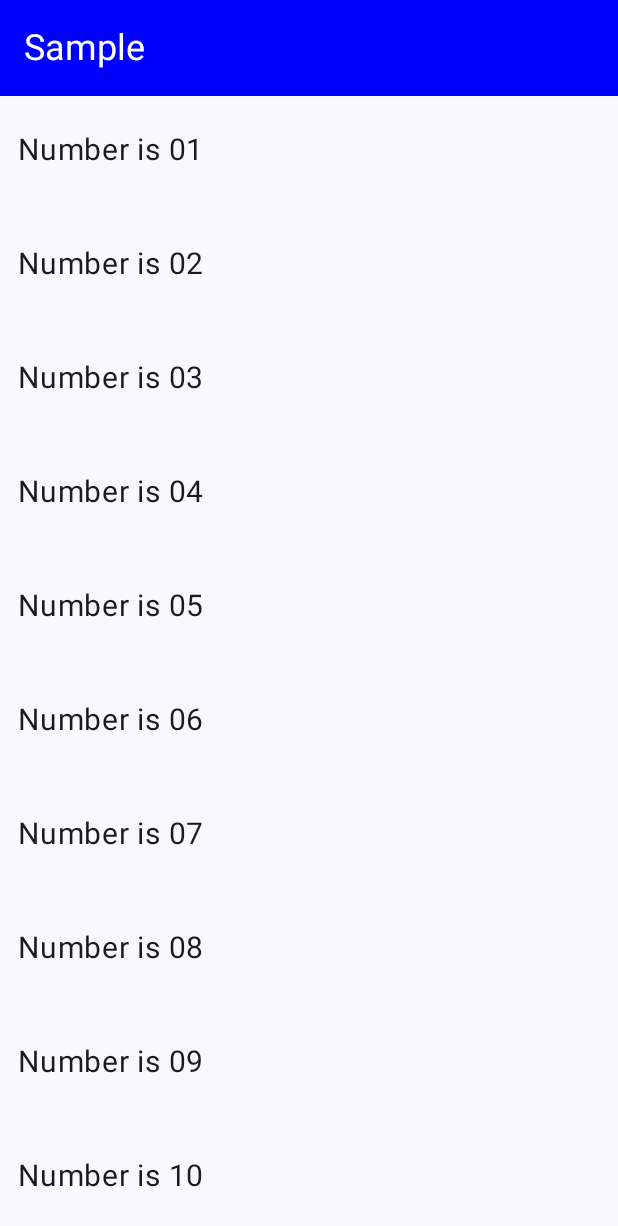
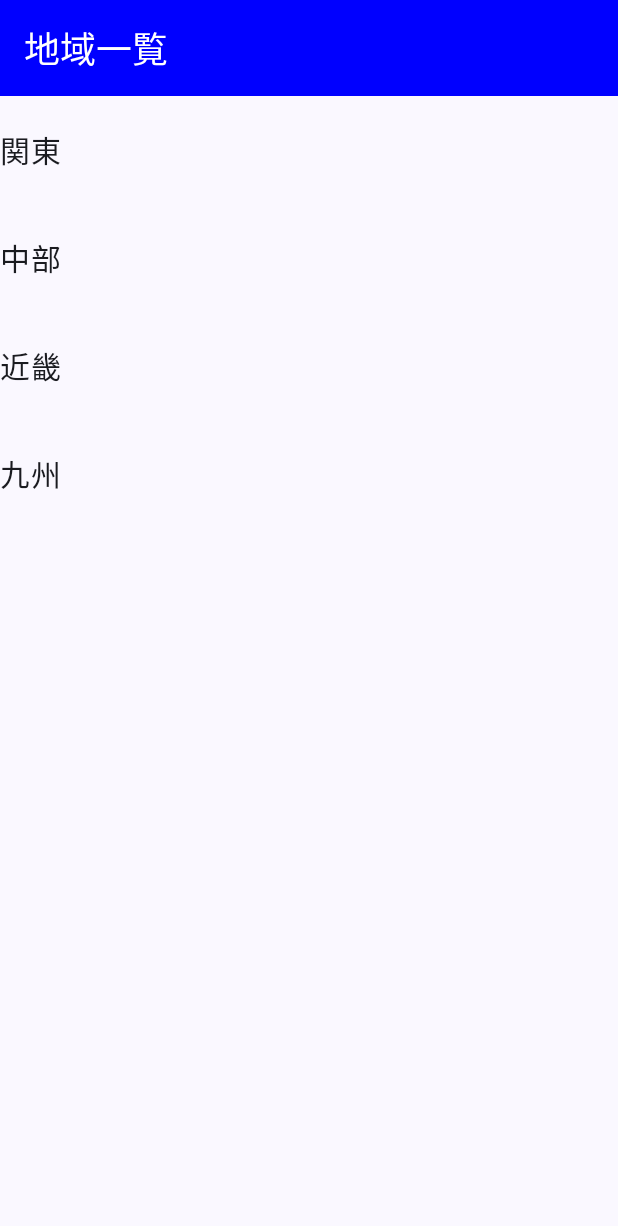
Before and after one commit to outerlet/StationInfoApp, an Android app built with Jetpack Compose: the @Preview function GreetingPreview, on a phone screen of 412 x 824 dp. Shown: the top 1226 px of the screen. Run offline under Robolectric (Android 15) with nearby library versions, the phone set to English and light mode, and no system bars; our stand-ins replace Dagger/Hilt's generated code, Timber, livedata-compose.

Commit message:
選択状況に応じたリストを出すための修正

```diff
--- /dev/null
+++ b/app/src/main/java/jp/craftman1take/stationinfoapp/data/PresentList.kt
@@ -0,0 +1,24 @@
+package jp.craftman1take.stationinfoapp.data
+
+data class PresentList(
+    val areaList: List<Entity.Area>? = null,
+    val prefectureList: List<Entity.Prefecture>? = null,
+    val lineList: List<Entity.Line>? = null,
+    val stationList: List<Entity.Station>? = null,
+) {
+    constructor() : this(
+        areaList = null,
+        prefectureList = null,
+        lineList = null,
+        stationList = null,
+    )
+
+    val title: String
+        get() = when {
+            stationList != null -> "駅一覧"
+            lineList != null -> "路線一覧"
+            prefectureList != null -> "都道府県一覧"
+            areaList != null -> "地域一覧"
+            else -> ""
+        }
+}
--- a/app/src/main/java/jp/craftman1take/stationinfoapp/ui/MainActivity.kt
+++ b/app/src/main/java/jp/craftman1take/stationinfoapp/ui/MainActivity.kt
@@ -5,13 +5,8 @@ import androidx.activity.ComponentActivity
 import androidx.activity.compose.setContent
 import androidx.activity.enableEdgeToEdge
 import androidx.activity.viewModels
-import androidx.compose.foundation.layout.Arrangement
-import androidx.compose.foundation.layout.Box
 import androidx.compose.foundation.layout.fillMaxSize
-import androidx.compose.foundation.layout.height
 import androidx.compose.foundation.layout.padding
-import androidx.compose.foundation.lazy.LazyColumn
-import androidx.compose.foundation.lazy.items
 import androidx.compose.material3.ExperimentalMaterial3Api
 import androidx.compose.material3.Scaffold
 import androidx.compose.material3.Surface
@@ -20,17 +15,19 @@ import androidx.compose.material3.TopAppBar
 import androidx.compose.material3.TopAppBarDefaults
 import androidx.compose.runtime.Composable
 import androidx.compose.runtime.livedata.observeAsState
-import androidx.compose.ui.Alignment
 import androidx.compose.ui.Modifier
 import androidx.compose.ui.graphics.Color
 import androidx.compose.ui.tooling.preview.Preview
-import androidx.compose.ui.unit.dp
 import androidx.compose.ui.unit.sp
-import androidx.constraintlayout.compose.ConstraintLayout
-import androidx.constraintlayout.compose.Dimension
 import dagger.hilt.android.AndroidEntryPoint
+import jp.craftman1take.stationinfoapp.data.Entity
+import jp.craftman1take.stationinfoapp.data.PresentList
+import jp.craftman1take.stationinfoapp.data.sampleAreaList
+import jp.craftman1take.stationinfoapp.ui.composable.AreaList
 import jp.craftman1take.stationinfoapp.ui.theme.StationInfoAppTheme
 import jp.craftman1take.stationinfoapp.viewmodel.MainViewModel
+import timber.log.Timber
+import kotlin.reflect.typeOf
 
 @AndroidEntryPoint
 class MainActivity : ComponentActivity() {
@@ -43,14 +40,14 @@ class MainActivity : ComponentActivity() {
         setContent {
             StationInfoAppTheme {
                 Surface {
-                    val title = viewModel.title.observeAsState(initial = "")
-                    val areaList = viewModel.areaList.observeAsState(initial = emptyList())
+                    val presentList = viewModel.presentList.observeAsState()
 
                     MainContent(
                         modifier = Modifier.fillMaxSize(),
-                        title = title.value,
-                        textList = areaList.value.map { it.name },
-                    )
+                        presentList = presentList.value,
+                    ) {
+                        Timber.d("${it.name} is clicked.")
+                    }
                 }
             }
         }
@@ -63,8 +60,8 @@ class MainActivity : ComponentActivity() {
 @Composable
 fun MainContent(
     modifier: Modifier = Modifier,
-    title: String = "",
-    textList: List<String> = emptyList(),
+    presentList: PresentList? = null,
+    onClick: (Entity) -> Unit = {}
 ) {
     Scaffold(
         topBar = {
@@ -76,42 +73,23 @@ fun MainContent(
                 title = {
                     Text(
                         fontSize = 24.sp,
-                        text = title,
+                        text = presentList?.title ?: "",
                     )
                 },
             )
         },
         modifier = modifier,
     ) { innerPadding ->
-        ConstraintLayout(
-            modifier = Modifier
-                .fillMaxSize()
-                .padding(innerPadding)
-        ) {
-            val textRef = createRef()
-
-            LazyColumn(
-                modifier = Modifier.constrainAs(textRef) {
-                    width = Dimension.matchParent
-                    height = Dimension.fillToConstraints
-                    top.linkTo(parent.top)
-                    bottom.linkTo(parent.bottom)
-                },
-                verticalArrangement = Arrangement.spacedBy(4.dp)
-            ) {
-                items(textList, key = { it }) {
-                    Box(
-                        contentAlignment = Alignment.CenterStart,
+        if (presentList != null) {
+            when {
+                presentList.areaList != null -> {
+                    AreaList(
                         modifier = Modifier
-                            .fillParentMaxWidth()
-                            .height(72.dp)
-                            .padding(horizontal = 12.dp),
-                    ) {
-                        Text(
-                            fontSize = 20.sp,
-                            text = it,
-                        )
-                    }
+                            .fillMaxSize()
+                            .padding(innerPadding),
+                        areaList = presentList.areaList,
+                        onClick = { onClick(it) },
+                    )
                 }
             }
         }
@@ -124,8 +102,9 @@ fun GreetingPreview() {
     StationInfoAppTheme {
         MainContent(
             modifier = Modifier.fillMaxSize(),
-            title = "Sample",
-            textList = (1..10).map { "Number is %02d".format(it) },
+            presentList = PresentList(
+                areaList = sampleAreaList,
+            ),
         )
     }
 }
--- /dev/null
+++ b/app/src/main/java/jp/craftman1take/stationinfoapp/ui/composable/AreaList.kt
@@ -0,0 +1,33 @@
+package jp.craftman1take.stationinfoapp.ui.composable
+import androidx.compose.foundation.layout.fillMaxSize
+import androidx.compose.runtime.Composable
+import androidx.compose.ui.Modifier
+import androidx.compose.ui.tooling.preview.Preview
+import androidx.compose.ui.unit.dp
+import androidx.compose.ui.unit.sp
+import jp.craftman1take.stationinfoapp.data.Entity
+import jp.craftman1take.stationinfoapp.data.sampleAreaList
+
+@Composable
+fun AreaList(
+    modifier: Modifier = Modifier,
+    areaList: List<Entity.Area> = emptyList(),
+    onClick: (Entity.Area) -> Unit = {},
+) {
+    SimpleTextList(
+        modifier = modifier,
+        lineHeight = 72.dp,
+        fontSize = 20.sp,
+        textList = areaList.map { it.name },
+        onClick = { onClick(areaList[it]) },
+    )
+}
+
+@Preview(showBackground = true)
+@Composable
+fun AreaListPreview() {
+    AreaList(
+        modifier = Modifier.fillMaxSize(),
+        areaList = sampleAreaList,
+    )
+}
```
Also changed, not shown: app/src/main/java/jp/craftman1take/stationinfoapp/data/HeartRails.kt (+41 -4 lines), app/src/main/java/jp/craftman1take/stationinfoapp/data/SampleData.kt (added, +205 -0 lines), app/src/main/java/jp/craftman1take/stationinfoapp/ui/composable/SimpleTextList.kt (added, +72 -0 lines), app/src/main/java/jp/craftman1take/stationinfoapp/viewmodel/MainViewModel.kt (+8 -7 lines), 1 other file.
